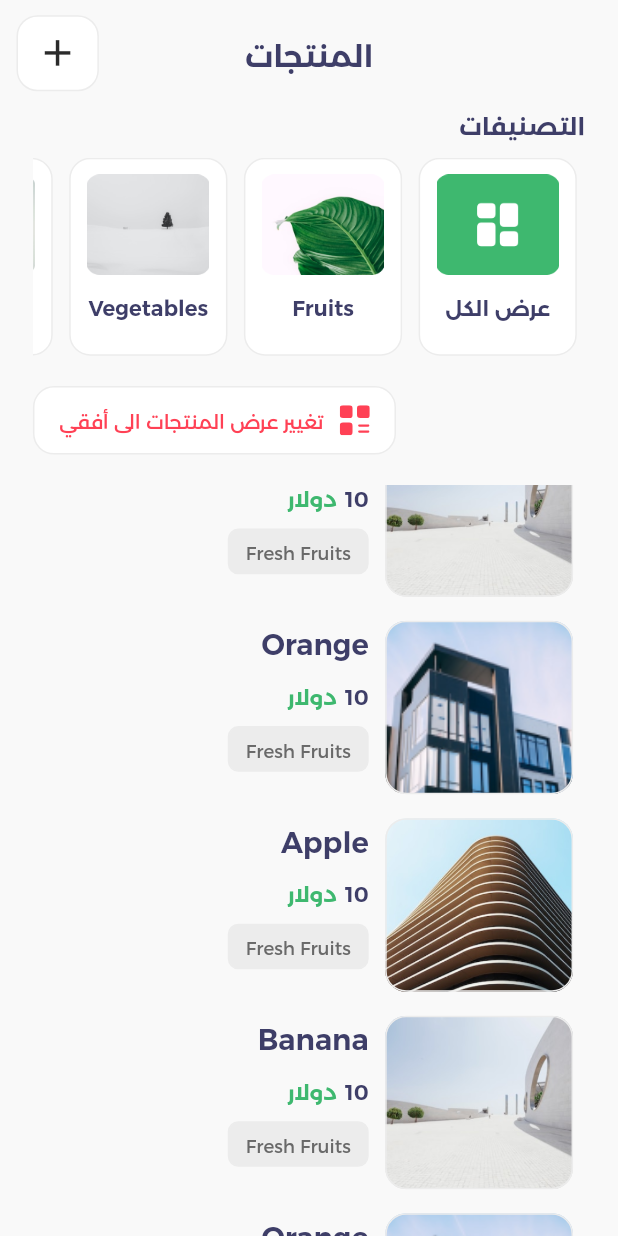
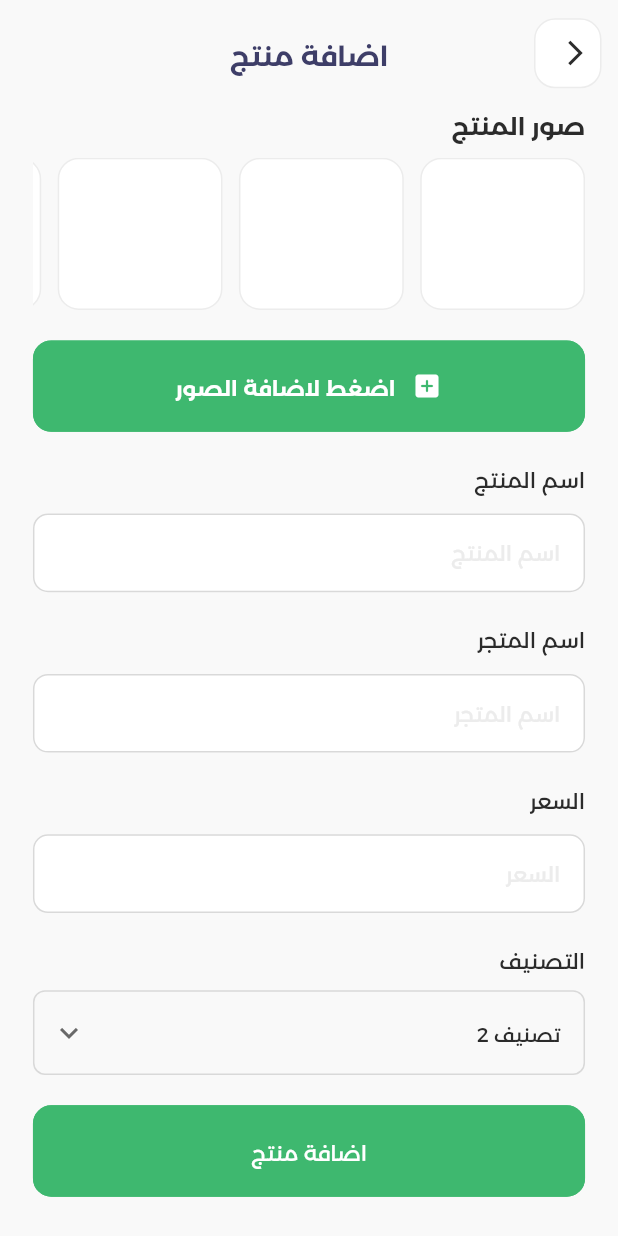
Before and after one commit to ma7moudk3/Jacksi-LTD-Task, a Flutter app: the screen it shows after launch, scrolled down 576 dp, after a tap on the "add" icon, on a phone screen of 412 x 824 dp. Run offline on Flutter 3.47's test engine with Material 2 defaults, Android fonts, the phone set to English and light mode, and no system bars; our stand-ins replace dio, flutter_screenutil, flutter_svg, get, google_fonts, image_picker.

Commit message:
add a product screen ui

```diff
--- a/assets/langs/ar.json
+++ b/assets/langs/ar.json
@@ -3,5 +3,12 @@
     "categories":"التصنيفات",
     "showAll":"عرض الكل",
     "changeToHorizontal":"تغيير عرض المنتجات الى أفقي",
-    "changeToVertical":"تغيير عرض المنتجات الى عمودي"
+    "changeToVertical":"تغيير عرض المنتجات الى عمودي",
+    "productImages":"صور المنتج",
+    "pressToAddImages":"اضغط لاضافة الصور",
+    "productName":"اسم المنتج",
+    "storeName":"اسم المتجر",
+    "price":"السعر",
+    "category":"التصنيف",
+    "addAProduct":"اضافة منتج"
 }
--- /dev/null
+++ b/lib/app/modules/addProduct/bindings/add_product_binding.dart
@@ -0,0 +1,12 @@
+import 'package:get/get.dart';
+
+import '../controllers/add_product_controller.dart';
+
+class AddProductBinding extends Bindings {
+  @override
+  void dependencies() {
+    Get.lazyPut<AddProductController>(
+      () => AddProductController(),
+    );
+  }
+}
--- /dev/null
+++ b/lib/app/modules/addProduct/controllers/add_product_controller.dart
@@ -0,0 +1,27 @@
+import 'dart:io';
+
+import 'package:get/get.dart';
+import 'package:image_picker/image_picker.dart';
+
+class AddProductController extends GetxController {
+  List<File> images = [];
+
+  void addImage(File image) {
+    images.add(image);
+    update();
+  }
+
+  void removeImage(File image) {
+    images.remove(image);
+    update();
+  }
+
+  Future pickImage() async {
+    final pickedFile = await ImagePicker().pickImage(source: ImageSource.gallery);
+    if (pickedFile != null) {
+      images.add(File(pickedFile.path));
+      update();
+    }
+  }
+
+}
--- /dev/null
+++ b/lib/app/modules/addProduct/views/add_product_view.dart
@@ -0,0 +1,201 @@
+import 'package:jacksi_task/global_presentation/global_widgets/global_dropdown.dart';
+
+import '../../../../generated/locales.g.dart';
+import '../../../constants/exports.dart';
+import '../controllers/add_product_controller.dart';
+
+class AddProductView extends GetView<AddProductController> {
+  const AddProductView({Key? key}) : super(key: key);
+  @override
+  Widget build(BuildContext context) {
+    return Scaffold(
+        backgroundColor: ColorManager.accent,
+        appBar: AppBar(
+          backgroundColor: ColorManager.accent,
+          elevation: 0,
+          leading: Container(
+            height: 50.h,
+            //width: 50.w,
+            margin: EdgeInsetsDirectional.only(
+                start: 10.w, top: 12.h, bottom: 12.h),
+            decoration: BoxDecoration(
+                color: ColorManager.white,
+                borderRadius: BorderRadius.circular(14),
+                border: Border.all(
+                  color: ColorManager.grey,
+                )),
+            child: Center(
+              child: IconButton(
+                onPressed: () {
+                  Get.back();
+                },
+                icon: Icon(
+                  Icons.arrow_back_ios,
+                  color: ColorManager.black,
+                  size: 20,
+                ),
+              ),
+            ),
+          ),
+          centerTitle: true,
+          title: PrimaryText(
+            LocaleKeys.addAProduct.tr,
+            color: HexColor.fromHex("#3E3E68"),
+            fontWeight: FontWeightManager.semiBold,
+            fontSize: 18,
+          ),
+        ),
+        body: SingleChildScrollView(
+          child: Padding(
+            padding: EdgeInsets.symmetric(
+              horizontal: 20.w,
+            ),
+            child: Column(
+              crossAxisAlignment: CrossAxisAlignment.start,
+              children: [
+                PrimaryText(
+                  LocaleKeys.productImages.tr,
+                  color: ColorManager.black,
+                  fontWeight: FontWeightManager.semiBold,
+                  fontSize: 16,
+                ),
+                SizedBox(
+                  height: 10.h,
+                ),
+                SingleChildScrollView(
+                  scrollDirection: Axis.horizontal,
+                  child:
+                      GetBuilder<AddProductController>(builder: (controller) {
+                    if (controller.images.isNotEmpty) {
+                      return Row(
+                        children: controller.images
+                            .map(
+                              (e) => Container(
+                                height: 100.h,
+                                width: 100.w,
+                                margin: EdgeInsetsDirectional.only(end: 10.w),
+                                decoration: BoxDecoration(
+                                  borderRadius: BorderRadius.circular(14),
+                                  border: Border.all(
+                                    color: ColorManager.grey,
+                                  ),
+                                  image: DecorationImage(
+                                      image: FileImage(e), fit: BoxFit.cover),
+                                ),
+                                child: IconButton(
+                                    onPressed: () {
+                                      controller.removeImage(e);
+                                    },
+                                    icon: Icon(
+                                      Icons.close,
+                                      color: ColorManager.red,
+                                    )),
+                              ),
+                            )
+                            .toList(),
+                      );
+                    } else {
+                      return Row(
+                        children: List.generate(4, (index) {
+                          return Container(
+                            height: 100.h,
+                            width: 100.w,
+                            margin: EdgeInsetsDirectional.only(end: 10.w),
+                            decoration: BoxDecoration(
+                                color: Colors.white,
+                                borderRadius: BorderRadius.circular(14),
+                                border: Border.all(
+                                  color: ColorManager.grey,
+                                )),
+                          );
+                        }),
+                      );
+                    }
+                  }),
+                ),
+                SizedBox(
+                  height: 20.h,
+                ),
+                PrimaryButton(
+                  onPressed: () {
+                    controller.pickImage();
+                  },
+                  title: LocaleKeys.pressToAddImages.tr,
+                  child: Row(
+                    mainAxisAlignment: MainAxisAlignment.center,
+                    children: [
+                      Icon(
+                        Icons.add_box_rounded,
+                        color: ColorManager.white,
+                        size: 20,
+                      ),
+                      SizedBox(
+                        width: 10.w,
+                      ),
+                      PrimaryText(
+                        LocaleKeys.pressToAddImages.tr,
+                        color: ColorManager.white,
+                        fontWeight: FontWeightManager.semiBold,
+                        fontSize: 14,
+                      ),
+                    ],
+                  ),
+                ),
+                SizedBox(
+                  height: 20.h,
+                ),
+                PrimaryTextField(
+                  hintText: LocaleKeys.productName.tr,
+                  controller: null,
+                  labelText: LocaleKeys.productName.tr,
+                ),
+                SizedBox(
+                  height: 20.h,
+                ),
+                PrimaryTextField(
+                  hintText: LocaleKeys.storeName.tr,
+                  controller: null,
+                  labelText: LocaleKeys.storeName.tr,
+                ),
+                SizedBox(
+                  height: 20.h,
+                ),
+                PrimaryTextField(
+                  hintText: LocaleKeys.price.tr,
+                  controller: null,
+                  labelText: LocaleKeys.price.tr,
+                ),
+                SizedBox(
+                  height: 20.h,
+                ),
+                PrimaryText(
+                  LocaleKeys.category.tr,
+                  color: ColorManager.black,
+                  fontSize: 14,
+                ),
+                SizedBox(
+                  height: 10.h,
+                ),
+                PrimaryDropDown(
+                  items: const [
+                    "تصنيف 1",
+                    "تصنيف 2",
+                  ],
+                  onChanged: (value) {},
+                  value: "تصنيف 2",
+                  hint: LocaleKeys.category.tr,
+                ),
+                SizedBox(
+                  height: 20.h,
+                ),
+                PrimaryButton(
+                    onPressed: () {}, title: LocaleKeys.addAProduct.tr),
+                SizedBox(
+                  height: 20.h,
+                ),
+              ],
+            ),
+          ),
+        ));
+  }
+}
--- a/lib/app/modules/home/views/home_view.dart
+++ b/lib/app/modules/home/views/home_view.dart
@@ -1,6 +1,9 @@
+import 'dart:developer';
+
 import 'package:jacksi_task/app/constants/exports.dart';
 
 import '../../../../generated/locales.g.dart';
+import '../../../routes/app_pages.dart';
 import '../controllers/home_controller.dart';
 
 class HomeView extends GetView<HomeController> {
@@ -17,7 +20,7 @@ class HomeView extends GetView<HomeController> {
             LocaleKeys.products.tr,
             color: HexColor.fromHex("#3E3E68"),
             fontWeight: FontWeightManager.semiBold,
-            fontSize: 20,
+            fontSize: 18,
           ),
           actions: [
             Container(
@@ -33,7 +36,8 @@ class HomeView extends GetView<HomeController> {
                   )),
               child: IconButton(
                 onPressed: () {
-                  //Get.toNamed(Routes.CART);
+                  log("add product");
+                  Get.toNamed(Routes.ADD_PRODUCT);
                 },
                 icon: Icon(
                   Icons.add,
--- a/lib/app/routes/app_pages.dart
+++ b/lib/app/routes/app_pages.dart
@@ -1,8 +1,9 @@
 import 'package:get/get.dart';
 
+import '../modules/addProduct/bindings/add_product_binding.dart';
+import '../modules/addProduct/views/add_product_view.dart';
 import '../modules/home/bindings/home_binding.dart';
 import '../modules/home/views/home_view.dart';
-
 
 part 'app_routes.dart';
 
@@ -17,6 +18,10 @@ class AppPages {
       page: () => const HomeView(),
       binding: HomeBinding(),
     ),
-
+    GetPage(
+      name: _Paths.ADD_PRODUCT,
+      page: () => const AddProductView(),
+      binding: AddProductBinding(),
+    ),
   ];
 }
--- a/lib/app/routes/app_routes.dart
+++ b/lib/app/routes/app_routes.dart
@@ -6,11 +6,11 @@ part of 'app_pages.dart';
 abstract class Routes {
   Routes._();
   static const HOME = _Paths.HOME;
-
+  static const ADD_PRODUCT = _Paths.ADD_PRODUCT;
 }
 
 abstract class _Paths {
   _Paths._();
   static const HOME = '/home';
-
+  static const ADD_PRODUCT = '/add-product';
 }
--- a/lib/global_presentation/global_widgets/global_dropdown.dart
+++ b/lib/global_presentation/global_widgets/global_dropdown.dart
@@ -88,8 +88,8 @@ class _PrimaryDropDownState extends State<PrimaryDropDown> {
           style: TextStyle(color: ColorManager.primary),
           hint: PrimaryText(
             widget.hint,
-            color: ColorManager.fontColor,
-            fontSize: 20,
+            color: ColorManager.grey,
+            fontSize: 13,
           ),
           value: dropDownValue,
           borderRadius: BorderRadius.circular(8),
--- a/lib/global_presentation/global_widgets/primary_button.dart
+++ b/lib/global_presentation/global_widgets/primary_button.dart
@@ -33,7 +33,7 @@ class PrimaryButton extends StatelessWidget {
   Widget build(BuildContext context) {
     return SizedBox(
       width: width ?? Get.width,
-      height: height ?? 50.h,
+      height: height ?? 60.h,
       child: Theme(
         data: Theme.of(context).copyWith(
           highlightColor: ColorManager.transparent,
@@ -52,7 +52,7 @@ class PrimaryButton extends StatelessWidget {
                 ? ColorManager.fontColor6.withOpacity(0.4)
                 : (color ?? (ColorManager.primary)),
             shape: RoundedRectangleBorder(
-              borderRadius: borderRadius ?? BorderRadius.circular(15.r),
+              borderRadius: borderRadius ?? BorderRadius.circular(12.r),
               side: isDisabled
                   ? BorderSide.none
                   : (borderSide ??
--- a/pubspec.yaml
+++ b/pubspec.yaml
@@ -14,6 +14,7 @@ dependencies:
   flutter_svg: ^2.0.7
   dio: ^5.3.2
   google_fonts: ^5.1.0
+  image_picker: ^1.0.2
 
 dev_dependencies:
   flutter_lints: ^2.0.0
```
Also changed, not shown: lib/generated/locales.g.dart, pubspec.lock.
